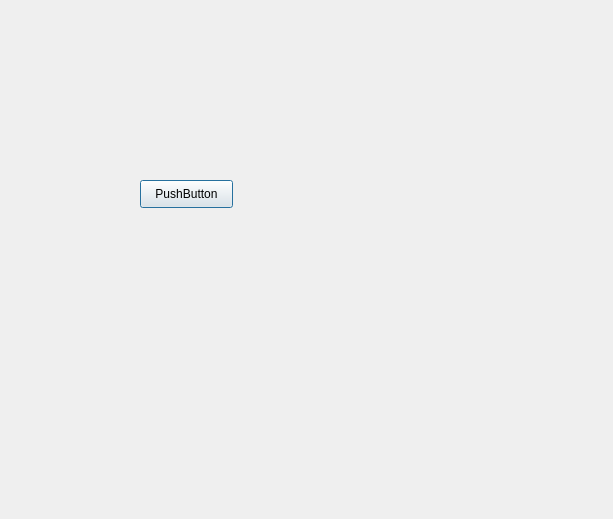
Kimjongsoo/DataChart, file test.ui: the form before one commit.
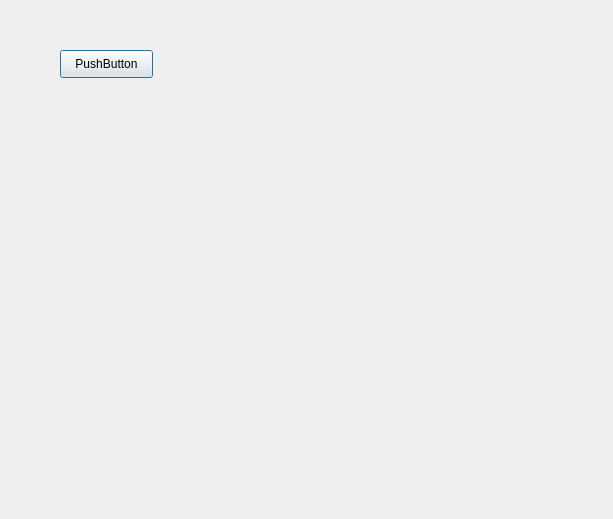
The form after the commit.

Commit message: show chart

```diff
--- a/test.ui
+++ b/test.ui
@@ -16,8 +16,8 @@
   <widget class="QPushButton" name="pushButton">
    <property name="geometry">
     <rect>
-     <x>140</x>
-     <y>180</y>
+     <x>60</x>
+     <y>50</y>
      <width>93</width>
      <height>28</height>
     </rect>
@@ -26,6 +26,16 @@
     <string>PushButton</string>
    </property>
   </widget>
+  <widget class="QWidget" name="widgetForChart" native="true">
+   <property name="geometry">
+    <rect>
+     <x>210</x>
+     <y>50</y>
+     <width>371</width>
+     <height>221</height>
+    </rect>
+   </property>
+  </widget>
  </widget>
  <resources/>
  <connections/>
```
The commit also changes 1 other file.
